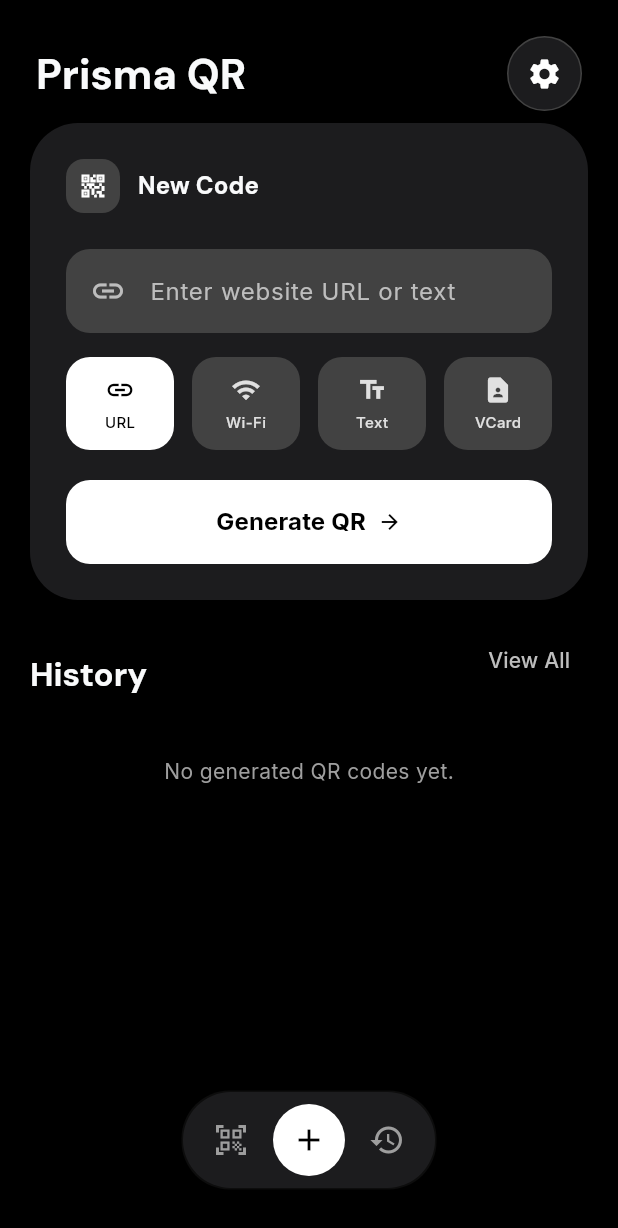
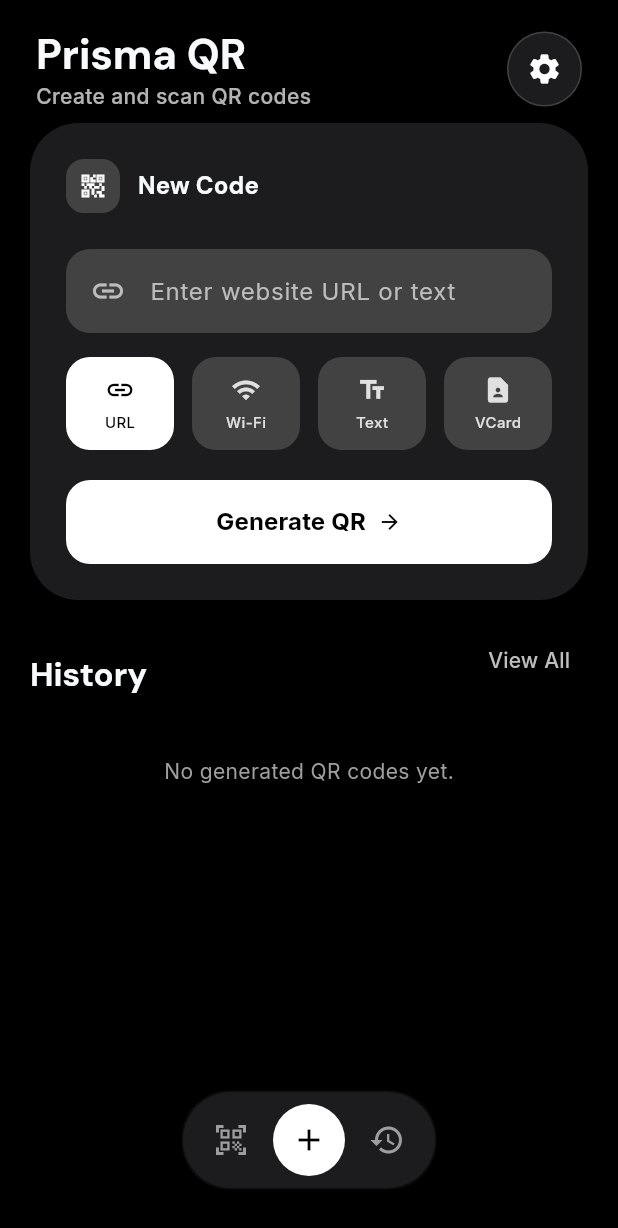
Before and after one commit to jydv402/prisma_qr, a Flutter app: the screen it shows after launch, on a phone screen of 412 x 824 dp. Shown: the top 1228 px of the screen. Run offline on Flutter 3.47's test engine with Material 3 defaults, Android fonts, the phone set to English and light mode, and no system bars; our stand-ins replace get, google_fonts, share_plus, shared_preferences, timeago; missing offline and left inert: flutter_vibrate, mobile_scanner.

Commit message:
Minor adjustments

```diff
--- a/lib/controllers/history_controller.dart
+++ b/lib/controllers/history_controller.dart
@@ -39,6 +39,7 @@ class HistoryController extends GetxController {
   Future<void> clearHistory() async {
     scannedHistory.clear();
     generatedHistory.clear();
+    await _historyService.clearHistory();
     await _saveCurrentState();
   }
 
--- a/lib/controllers/qr_maker_controller.dart
+++ b/lib/controllers/qr_maker_controller.dart
@@ -30,6 +30,8 @@ class QrMakerController extends GetxController {
         'Error',
         'Please enter some data to generate a QR code.',
         snackPosition: SnackPosition.BOTTOM,
+        isDismissible: true,
+        shouldIconPulse: true,
       );
       return;
     }
--- a/lib/main.dart
+++ b/lib/main.dart
@@ -16,6 +16,7 @@ void main() async {
   // Initialize Settings Controller
   Get.put(SettingsController(Get.find<SettingsService>()));
 
+  // Initialize History Controller
   Get.put(HistoryController());
 
   runApp(const PrismaQrApp());
--- a/lib/routes/app_routes.dart
+++ b/lib/routes/app_routes.dart
@@ -1,8 +1,13 @@
 import 'package:get/get.dart';
 import '../screens/main_screen.dart';
+import '../screens/settings_screen.dart';
 
 class AppRoutes {
   static const String main = '/';
+  static const String settings = '/settings';
 
-  static final routes = [GetPage(name: main, page: () => const MainScreen())];
+  static final routes = [
+    GetPage(name: main, page: () => const MainScreen()),
+    GetPage(name: settings, page: () => const SettingsScreen()),
+  ];
 }
--- a/lib/screens/qr_maker_history_screen.dart
+++ b/lib/screens/qr_maker_history_screen.dart
@@ -1,5 +1,6 @@
 import 'package:flutter/material.dart';
 import 'package:get/get.dart';
+import 'package:prisma_qr_app/routes/app_routes.dart';
 import 'settings_screen.dart';
 import '../controllers/qr_maker_controller.dart';
 import '../controllers/history_controller.dart';
@@ -22,22 +23,34 @@ class QrMakerHistoryScreen extends StatelessWidget {
       body: SafeArea(
         child: Column(
           children: [
-            // 1. Header
+            // Header
             Padding(
               padding: const EdgeInsets.only(
                 left: 24,
                 right: 24,
-                top: 24,
+                top: 18,
                 bottom: 8,
               ),
               child: Row(
                 mainAxisAlignment: MainAxisAlignment.spaceBetween,
                 children: [
-                  Text(
-                    'Prisma QR',
-                    style: Theme.of(context).textTheme.headlineMedium?.copyWith(
-                      fontWeight: FontWeight.bold,
-                    ),
+                  Column(
+                    crossAxisAlignment: .start,
+                    children: [
+                      Text(
+                        'Prisma QR',
+                        style: Theme.of(context).textTheme.headlineMedium
+                            ?.copyWith(fontWeight: FontWeight.bold),
+                      ),
+                      Text(
+                        'Create and scan QR codes',
+                        style: TextStyle(
+                          color: Colors.white70,
+                          fontSize: 14,
+                          fontWeight: FontWeight.w500,
+                        ),
+                      ),
+                    ],
                   ),
                   Container(
                     decoration: BoxDecoration(
@@ -53,7 +66,7 @@ class QrMakerHistoryScreen extends StatelessWidget {
                         color: isDark ? Colors.white : Colors.grey[800],
                       ),
                       onPressed: () {
-                        Get.to(() => const SettingsScreen());
+                        Get.toNamed('/settings');
                       },
                     ),
                   ),
@@ -70,12 +83,12 @@ class QrMakerHistoryScreen extends StatelessWidget {
                   bottom: 120,
                 ),
                 children: [
-                  // 2. New Code Card
+                  // New Code Card
                   _buildNewCodeCard(context, makerController),
 
                   const SizedBox(height: 16),
 
-                  // 3. History Section
+                  // History Section
                   Row(
                     mainAxisAlignment: MainAxisAlignment.spaceBetween,
                     crossAxisAlignment: CrossAxisAlignment.end,
--- a/lib/services/settings_service.dart
+++ b/lib/services/settings_service.dart
@@ -17,9 +17,15 @@ class SettingsService {
   // --- Getters ---
   bool get isDarkMode =>
       _prefs.getBool(_isDarkModeKey) ?? true; // Default to dark mode
-  bool get scanSounds => _prefs.getBool(_scanSoundsKey) ?? true;
-  bool get hapticFeedback => _prefs.getBool(_hapticFeedbackKey) ?? true;
-  bool get autoCopy => _prefs.getBool(_autoCopyKey) ?? false;
+
+  bool get scanSounds =>
+      _prefs.getBool(_scanSoundsKey) ?? true; // Default to true
+
+  bool get hapticFeedback =>
+      _prefs.getBool(_hapticFeedbackKey) ?? true; // Default to true
+
+  bool get autoCopy =>
+      _prefs.getBool(_autoCopyKey) ?? false; // Default to false
 
   // --- Setters ---
   Future<void> setDarkMode(bool value) async {
--- a/pubspec.yaml
+++ b/pubspec.yaml
@@ -1,7 +1,7 @@
 name: prisma_qr_app
 description: "A new Flutter project."
 publish_to: 'none'
-version: 0.1.0+1
+version: 1.0.0+1
 
 environment:
   sdk: ^3.11.0
```
Also changed, not shown: lib/screens/qr_scanner_screen.dart (+9 -13 lines), lib/screens/scan_result_bottom_sheet.dart (+12 -6 lines), lib/screens/scan_saved_history_screen.dart (+4 -4 lines), lib/screens/settings_screen.dart (+6 -5 lines), lib/services/history_service.dart (+14 -0 lines).
